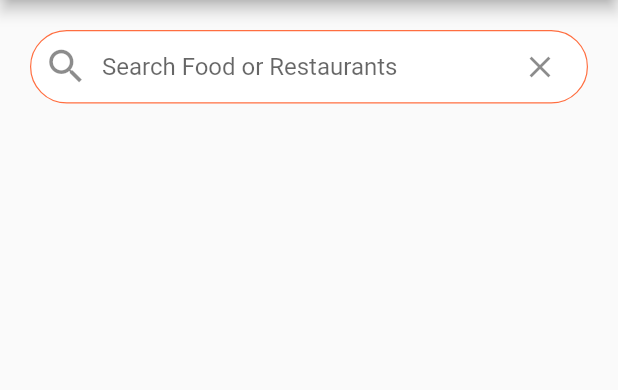
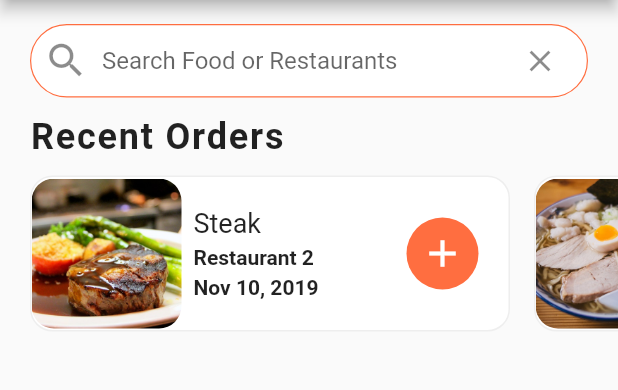
Before and after one commit to atanashristov/flutter-the-complete-ui-masterclass, a Flutter app: the screen it shows after launch, on a phone screen of 412 x 824 dp, the part 84-474 px from its top. Run offline on Flutter 3.47's test engine with Material 2 defaults, Android fonts, the phone set to English and light mode, and no system bars.

Commit message:
feat(food delivery) Add recent orders

```diff
--- a/code/food_delivery_ui/lib/main.dart
+++ b/code/food_delivery_ui/lib/main.dart
@@ -1,3 +1,4 @@
+import 'package:flutter/gestures.dart';
 import 'package:flutter/material.dart';
 import 'package:food_delivery_ui/screens/home_screen.dart';
 
@@ -14,6 +15,7 @@ class MyApp extends StatelessWidget {
     return MaterialApp(
       title: 'Flutter Food Delivery UI',
       debugShowCheckedModeBanner: false,
+      scrollBehavior: _CustomScrollBehavior(),
       theme: ThemeData(
         scaffoldBackgroundColor: Colors.grey[50],
         primaryColor: Colors.deepOrangeAccent,
@@ -22,3 +24,15 @@ class MyApp extends StatelessWidget {
     );
   }
 }
+
+// Implements custom scrolling to enable mouse scroll on desktop and desktop web
+// see: https://docs.flutter.dev/release/breaking-changes/default-scroll-behavior-drag
+class _CustomScrollBehavior extends MaterialScrollBehavior {
+  // Override behavior methods and getters like dragDevices
+  @override
+  Set<PointerDeviceKind> get dragDevices => {
+        PointerDeviceKind.touch,
+        PointerDeviceKind.mouse,
+        // etc.
+      };
+}
--- a/code/food_delivery_ui/lib/screens/home_screen.dart
+++ b/code/food_delivery_ui/lib/screens/home_screen.dart
@@ -1,5 +1,6 @@
 import 'package:flutter/material.dart';
 import 'package:food_delivery_ui/data/data.dart';
+import 'package:food_delivery_ui/widgets/recent_orders.dart';
 
 class HomeScreen extends StatefulWidget {
   const HomeScreen({super.key});
@@ -34,8 +35,12 @@ class _HomeScreenState extends State<HomeScreen> {
       ),
       body: ListView(
         children: [
+          const SizedBox(height: 8.0),
           Padding(
-            padding: const EdgeInsets.all(20.0),
+            padding: const EdgeInsets.symmetric(
+              horizontal: 20.0,
+              vertical: 8.0,
+            ),
             child: TextField(
               decoration: InputDecoration(
                 contentPadding: const EdgeInsets.symmetric(vertical: 15.0),
@@ -70,6 +75,8 @@ class _HomeScreenState extends State<HomeScreen> {
               ),
             ),
           ),
+          const RecentOrders(),
+          const SizedBox(height: 8.0),
         ],
       ),
     );
--- /dev/null
+++ b/code/food_delivery_ui/lib/widgets/recent_orders.dart
@@ -0,0 +1,128 @@
+import 'package:flutter/material.dart';
+import 'package:food_delivery_ui/data/data.dart';
+import 'package:food_delivery_ui/models/order.dart';
+
+class RecentOrders extends StatelessWidget {
+  const RecentOrders({super.key});
+
+  @override
+  Widget build(BuildContext context) {
+    return Column(
+      crossAxisAlignment: CrossAxisAlignment.start,
+      children: [
+        const Padding(
+          padding: EdgeInsets.symmetric(horizontal: 20.0, vertical: 4.0),
+          child: Text(
+            'Recent Orders',
+            style: TextStyle(
+              fontSize: 24.0,
+              fontWeight: FontWeight.w600,
+              letterSpacing: 1.2,
+            ),
+          ),
+        ),
+        SizedBox(
+          height: 120.0,
+          child: ListView.builder(
+            // Add Android specific bouncing physics
+            physics: const BouncingScrollPhysics(),
+            padding: const EdgeInsets.symmetric(horizontal: 12.0),
+            scrollDirection: Axis.horizontal,
+            //physics: const AlwaysScrollableScrollPhysics(),
+            itemCount: currentUser.orders.length,
+            itemBuilder: (BuildContext context, int index) {
+              return _ResentOrder(
+                order: currentUser.orders[index],
+              );
+            },
+          ),
+        ),
+      ],
+    );
+  }
+}
+
+class _ResentOrder extends StatelessWidget {
+  const _ResentOrder({required this.order});
+
+  final Order order;
+
+  @override
+  Widget build(BuildContext context) {
+    return Container(
+      margin: const EdgeInsets.all(8.0),
+      width: 320.0,
+      decoration: BoxDecoration(
+        color: Colors.white,
+        borderRadius: BorderRadius.circular(15.0),
+        border: Border.all(
+          width: 1.0,
+          color: Colors.grey[200]!,
+        ),
+      ),
+      child: Row(
+        mainAxisAlignment: MainAxisAlignment.spaceBetween,
+        children: [
+          // By adding two Expanded we make sure the content does not exceed the available space.
+          Expanded(
+            child: Row(
+              children: [
+                ClipRRect(
+                  borderRadius: BorderRadius.circular(15.0),
+                  child: Image(
+                    height: 100.0,
+                    width: 100.0,
+                    image: AssetImage(order.food.imageUrl),
+                    fit: BoxFit.cover,
+                  ),
+                ),
+                Expanded(
+                  child: Container(
+                    // We are using margin and not padding
+                    // If we have padding, long text will continue to the right and
+                    // the overflow of the Text() elements will not work.
+                    margin: const EdgeInsets.all(8.0),
+                    child: Column(
+                      mainAxisAlignment: MainAxisAlignment.center,
+                      crossAxisAlignment: CrossAxisAlignment.start,
+                      children: [
+                        Text(
+                          order.food.name,
+                          style: const TextStyle(fontSize: 18.0, fontWeight: FontWeight.normal),
+                          overflow: TextOverflow.ellipsis,
+                        ),
+                        const SizedBox(height: 4.0),
+                        Text(
+                          order.restaurant.name,
+                          style: const TextStyle(fontSize: 14.0, fontWeight: FontWeight.w600),
+                          overflow: TextOverflow.ellipsis,
+                        ),
+                        const SizedBox(height: 4.0),
+                        Text(
+                          order.date,
+                          style: const TextStyle(fontSize: 14.0, fontWeight: FontWeight.w600),
+                          overflow: TextOverflow.ellipsis,
+                        ),
+                      ],
+                    ),
+                  ),
+                ),
+              ],
+            ),
+          ),
+          Container(
+            margin: const EdgeInsets.only(right: 20.0),
+            width: 48.0,
+            decoration: BoxDecoration(color: Theme.of(context).primaryColor, borderRadius: BorderRadius.circular(30.0)),
+            child: IconButton(
+              icon: const Icon(Icons.add),
+              color: Colors.white,
+              iconSize: 30.0,
+              onPressed: () {},
+            ),
+          )
+        ],
+      ),
+    );
+  }
+}
```
